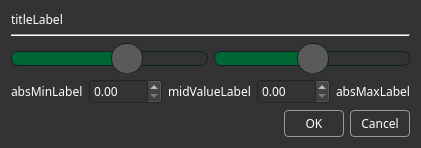
Old version of the form src/changelimitsdialog.ui in the repository IlyaZh/Maiman-Workbench.
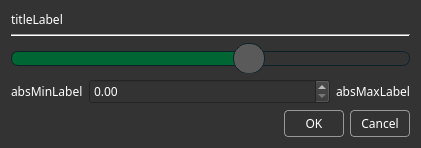
New version of the form.

Patch:
```diff
--- a/src/changelimitsdialog.ui
+++ b/src/changelimitsdialog.ui
@@ -138,66 +138,6 @@
        </property>
       </widget>
      </item>
-     <item>
-      <widget class="QSlider" name="maxSlider">
-       <property name="sizePolicy">
-        <sizepolicy hsizetype="Expanding" vsizetype="Maximum">
-         <horstretch>0</horstretch>
-         <verstretch>0</verstretch>
-        </sizepolicy>
-       </property>
-       <property name="minimumSize">
-        <size>
-         <width>0</width>
-         <height>30</height>
-        </size>
-       </property>
-       <property name="styleSheet">
-        <string notr="true"> QSlider::groove:horizontal {
-      background: rgb(51,51,51);
-      position: absolute; /* absolutely position 4px from the left and right of the widget. setting margins on the widget should work too... */
-      top: 8px; bottom: 8px;
-      height: 15px;
-  }
-
-  QSlider::handle:horizontal {
-      width: 30px;
-      background: rgb(90, 90, 90);
-      margin: -8px 0; /* expand outside the groove */
-      border: 1px solid rgb(13,33,40);
-  	  border-radius: 15px;
-  }
-
-  QSlider::add-page:horizontal {
-      /*background: rgb(0,102,52);*/
-	  border: 1px solid rgb(13,33,40);
-	  border-radius: 7px;
-  }
-
-  QSlider::sub-page:horizontal {
-      /*background: rgb(51,51,51);*/
-     background: rgb(0,102,52);
-      border: 1px solid rgb(13,33,40);
-  	  border-radius: 7px;
-  }
-
-  QSlider::add-page:horizontal:disabled {
-/*     background: rgb(0,102,52);*/
-	background: rgb(60,162,102);
-	  border: 1px solid rgb(13,33,40);
-	  border-radius: 7px;
-  }
-
-</string>
-       </property>
-       <property name="value">
-        <number>50</number>
-       </property>
-       <property name="orientation">
-        <enum>Qt::Horizontal</enum>
-       </property>
-      </widget>
-     </item>
     </layout>
    </item>
    <item>
@@ -243,47 +183,7 @@
       </widget>
      </item>
      <item>
-      <widget class="QLabel" name="midValueLabel">
-       <property name="sizePolicy">
-        <sizepolicy hsizetype="Maximum" vsizetype="Preferred">
-         <horstretch>0</horstretch>
-         <verstretch>0</verstretch>
-        </sizepolicy>
-       </property>
-       <property name="font">
-        <font>
-         <family>Share Tech Mono</family>
-        </font>
-       </property>
-       <property name="text">
-        <string>midValueLabel</string>
-       </property>
-      </widget>
-     </item>
-     <item>
-      <widget class="QDoubleSpinBox" name="maxValueSpinBox">
-       <property name="sizePolicy">
-        <sizepolicy hsizetype="MinimumExpanding" vsizetype="Fixed">
-         <horstretch>0</horstretch>
-         <verstretch>0</verstretch>
-        </sizepolicy>
-       </property>
-       <property name="font">
-        <font>
-         <family>Share Tech Mono</family>
-        </font>
-       </property>
-       <property name="styleSheet">
-        <string notr="true">QDoubleSpinBox {
-	background: rgb(51,51,51);
-	color: #fff;
-}
-</string>
-       </property>
-      </widget>
-     </item>
-     <item>
-      <widget class="QLabel" name="absMaxLabel">
+      <widget class="QLabel" name="maxLabel">
        <property name="sizePolicy">
         <sizepolicy hsizetype="Maximum" vsizetype="Preferred">
          <horstretch>0</horstretch>
```
Left out of the diff: 6 changed lines with no effect on the pictures.
